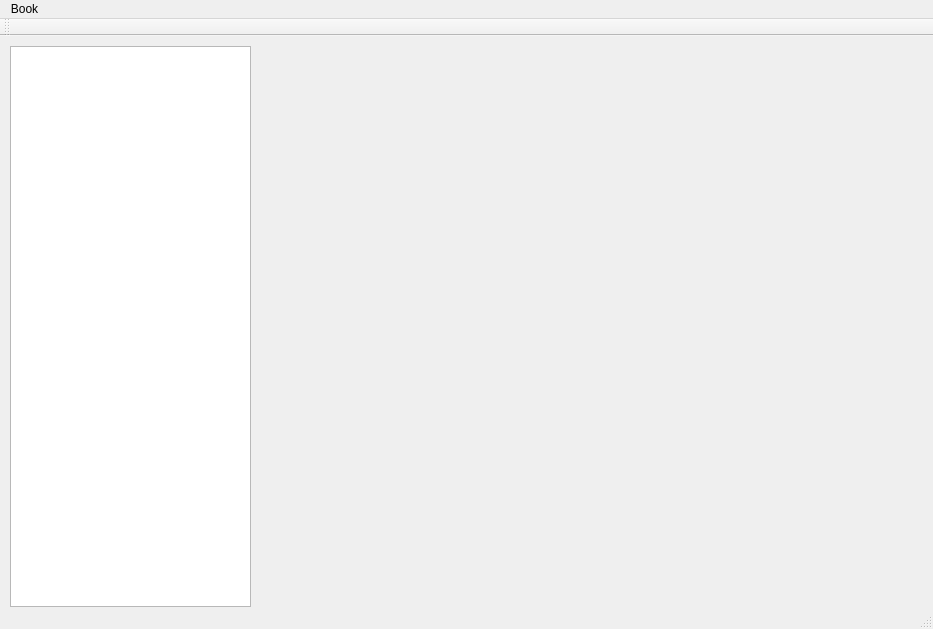
Before: the Qt Designer form mainwindow.ui in SouPMG/BookApp, drawn with Qt 5.
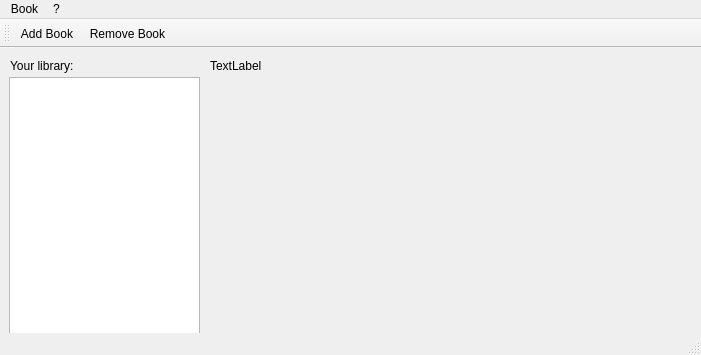
After: the same form once the commit is applied.

Commit message: Main window layout improvements and added new functionalities

The edit to the form file:
```diff
--- a/mainwindow.ui
+++ b/mainwindow.ui
@@ -6,8 +6,8 @@
    <rect>
     <x>0</x>
     <y>0</y>
-    <width>933</width>
-    <height>629</height>
+    <width>701</width>
+    <height>355</height>
    </rect>
   </property>
   <property name="minimumSize">
@@ -23,11 +23,37 @@
    <widget class="QListView" name="libraryListView">
     <property name="geometry">
      <rect>
+      <x>9</x>
+      <y>29</y>
+      <width>191</width>
+      <height>261</height>
+     </rect>
+    </property>
+   </widget>
+   <widget class="QLabel" name="libraryLabel">
+    <property name="geometry">
+     <rect>
       <x>10</x>
       <y>10</y>
-      <width>241</width>
-      <height>561</height>
+      <width>191</width>
+      <height>16</height>
      </rect>
+    </property>
+    <property name="text">
+     <string>Your library:</string>
+    </property>
+   </widget>
+   <widget class="QLabel" name="mainTextLabel">
+    <property name="geometry">
+     <rect>
+      <x>210</x>
+      <y>10</y>
+      <width>481</width>
+      <height>16</height>
+     </rect>
+    </property>
+    <property name="text">
+     <string>TextLabel</string>
     </property>
    </widget>
   </widget>
@@ -36,7 +62,7 @@
     <rect>
      <x>0</x>
      <y>0</y>
-     <width>933</width>
+     <width>701</width>
      <height>21</height>
     </rect>
    </property>
@@ -44,10 +70,17 @@
     <property name="title">
      <string>Book</string>
     </property>
-    <addaction name="actionAdd_Book"/>
-    <addaction name="actionRemove_Book"/>
+    <addaction name="actionAddBook"/>
+    <addaction name="actionRemoveBook"/>
+   </widget>
+   <widget class="QMenu" name="menu">
+    <property name="title">
+     <string>?</string>
+    </property>
+    <addaction name="actionAboutBookApp"/>
    </widget>
    <addaction name="menuBook"/>
+   <addaction name="menu"/>
   </widget>
   <widget class="QToolBar" name="mainToolBar">
    <attribute name="toolBarArea">
@@ -56,18 +89,25 @@
    <attribute name="toolBarBreak">
     <bool>false</bool>
    </attribute>
+   <addaction name="actionAddBook"/>
+   <addaction name="actionRemoveBook"/>
   </widget>
   <widget class="QStatusBar" name="statusBar"/>
-  <action name="actionAdd_Book">
+  <action name="actionAddBook">
    <property name="text">
     <string>Add Book</string>
    </property>
   </action>
-  <action name="actionRemove_Book">
+  <action name="actionRemoveBook">
    <property name="text">
     <string>Remove Book</string>
    </property>
   </action>
+  <action name="actionAboutBookApp">
+   <property name="text">
+    <string>About BookApp</string>
+   </property>
+  </action>
  </widget>
  <layoutdefault spacing="6" margin="11"/>
  <resources/>
```
The commit also changes 2 other files.
